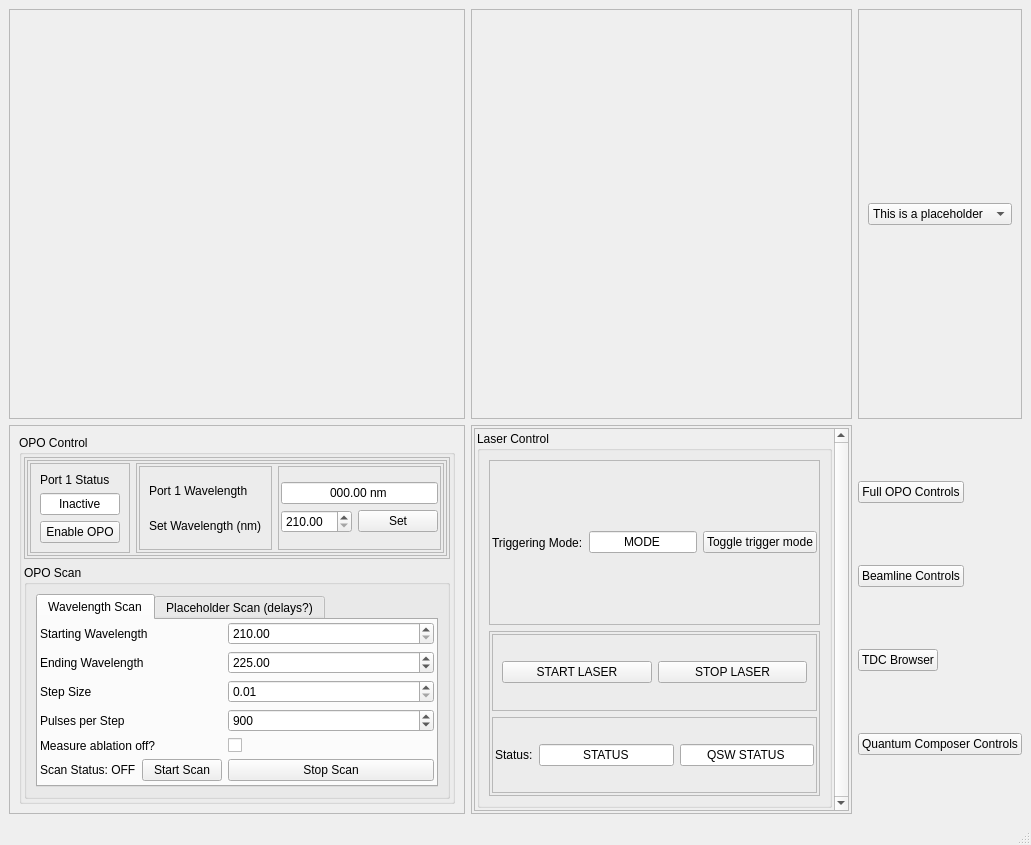
Old version of the form BigGUI.ui in the repository gmondee/BigGUI.
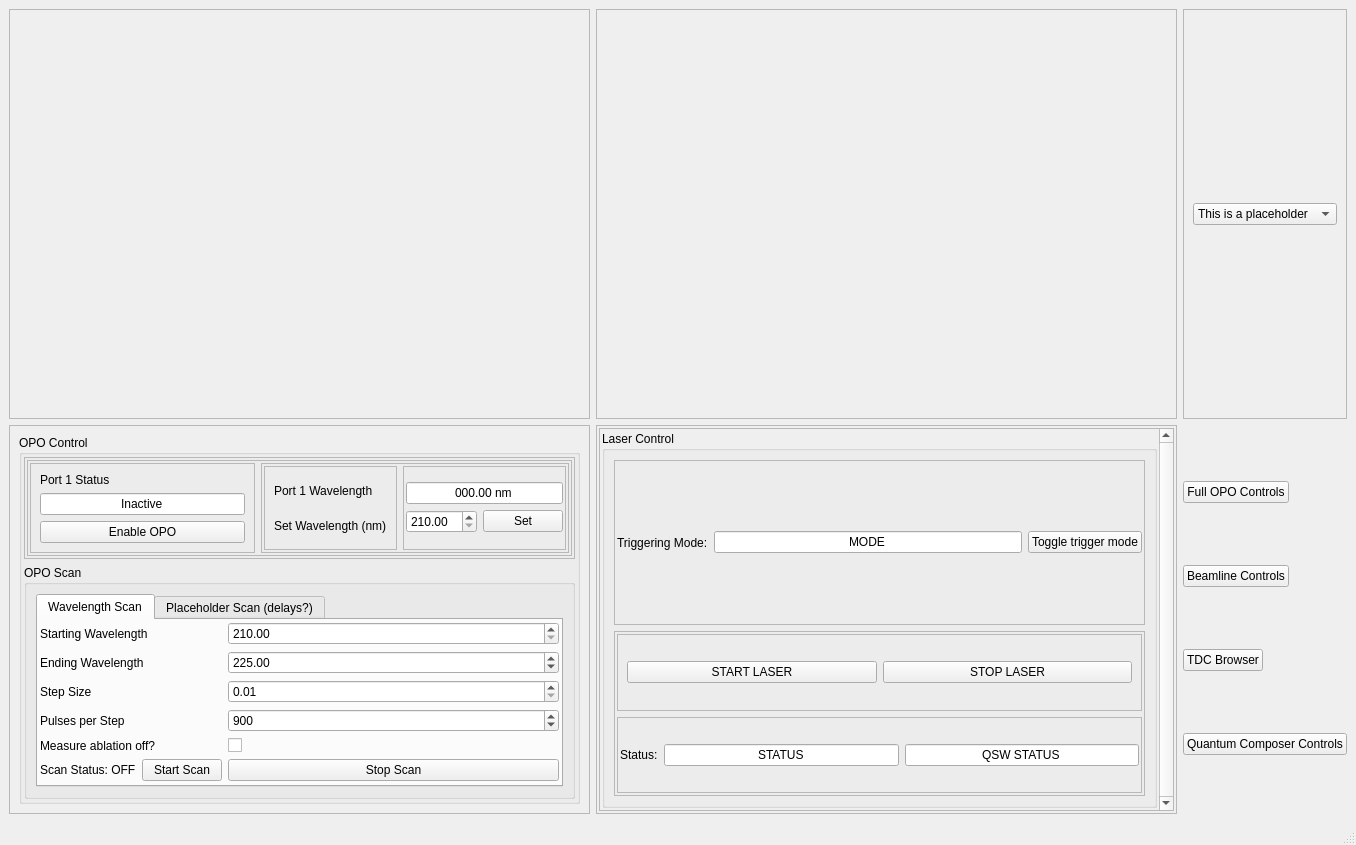
New version of the form.

```diff
--- a/BigGUI.ui
+++ b/BigGUI.ui
@@ -6,7 +6,7 @@
    <rect>
     <x>0</x>
     <y>0</y>
-    <width>884</width>
+    <width>1356</width>
     <height>845</height>
    </rect>
   </property>
@@ -757,7 +757,7 @@
              <rect>
               <x>0</x>
               <y>0</y>
-              <width>328</width>
+              <width>558</width>
               <height>429</height>
              </rect>
             </property>
```
Left out of the diff: 11 changed lines with no effect on the pictures.
